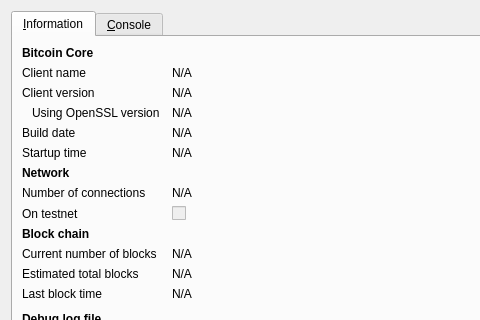
The window that src/qt/forms/rpcconsole.ui (lycancoin/lycancoin-release) describes before a commit, drawn with Qt 5; both pictures show x 0 to 480 and y 0 to 320 of the 740 by 450 pixel window.
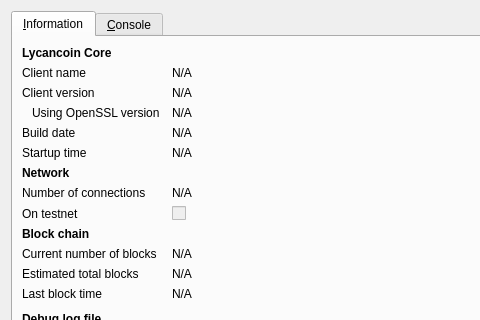
The same window after the commit. Icons and pictures are not drawn.

```diff
--- a/src/qt/forms/rpcconsole.ui
+++ b/src/qt/forms/rpcconsole.ui
@@ -36,7 +36,7 @@
           </font>
          </property>
          <property name="text">
-          <string>Bitcoin Core</string>
+          <string>Lycancoin Core</string>
          </property>
         </widget>
        </item>
```
Left out of the diff: 7 changed lines with no effect on the pictures.
